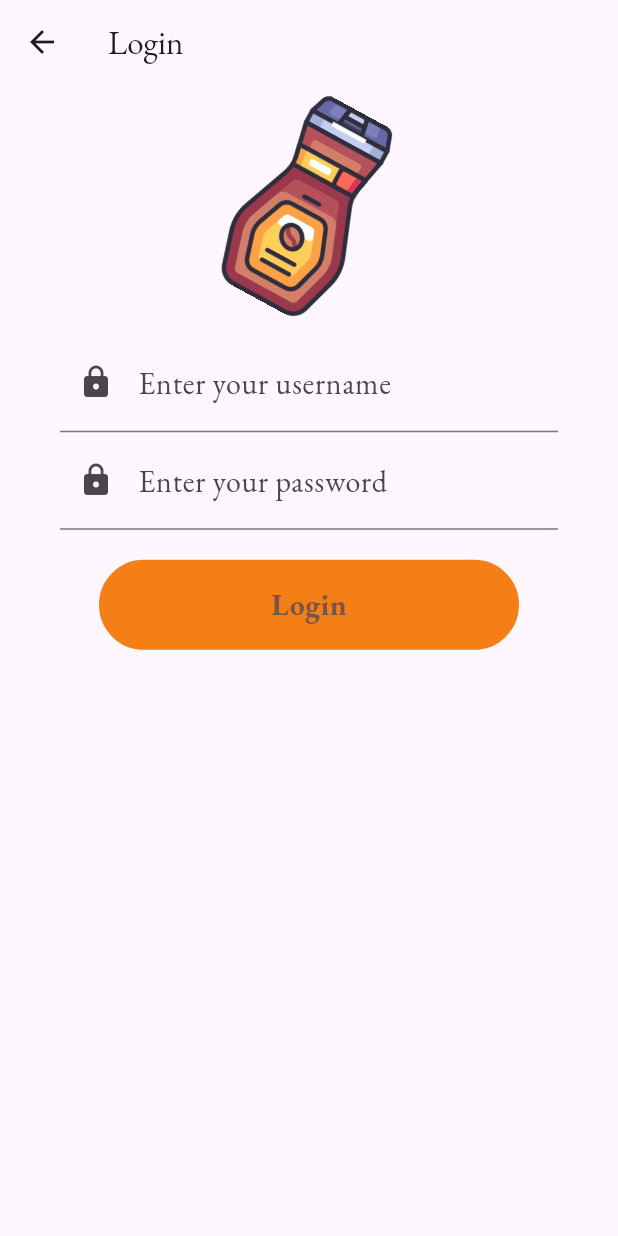
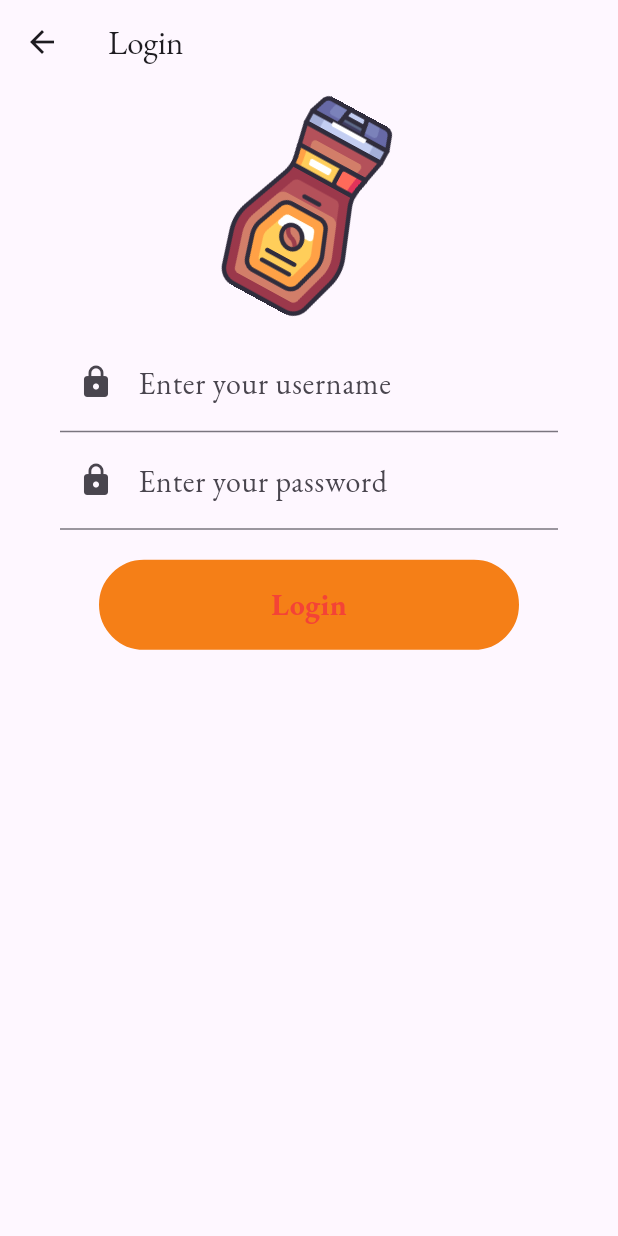
Before and after one commit to juliokrause/fluttercoffee, a Flutter app: the LoginPage screen opened directly, on a phone screen of 412 x 824 dp. Run offline on Flutter 3.47's test engine with Material 3 defaults, Android fonts, the phone set to English and light mode, and no system bars; our stand-ins replace firebase_auth, firebase_core, google_fonts; accounts and stored records are empty.

Commit message:
Minor bug fixes

```diff
--- a/lib/main.dart
+++ b/lib/main.dart
@@ -1,7 +1,7 @@
 import 'package:firebase_core/firebase_core.dart';
 import 'package:flutter/material.dart';
 import 'package:flutter_coffee/firebase_options.dart';
-import 'package:flutter_coffee/pages/home_page.dart';
+
 import 'package:flutter_coffee/widget_tree.dart';
 import 'package:google_fonts/google_fonts.dart';
 
--- a/lib/pages/login_page.dart
+++ b/lib/pages/login_page.dart
@@ -1,8 +1,6 @@
 import 'package:firebase_auth/firebase_auth.dart';
 import 'package:flutter/material.dart';
 import 'package:flutter_coffee/auth.dart';
-import 'package:flutter_coffee/pages/home_page.dart';
-import 'package:flutter_coffee/widget/custom_button.dart';
 import 'package:flutter_coffee/widget/custom_button2.dart';
 
 class LoginPage extends StatefulWidget {
--- a/lib/widget/custom_button2.dart
+++ b/lib/widget/custom_button2.dart
@@ -1,6 +1,6 @@
 import 'package:flutter/material.dart';
 
-class CustomButton2 extends StatelessWidget {
+class CustomButton2 extends StatefulWidget {
   const CustomButton2(
       {super.key,
       required this.buttonText,
@@ -14,10 +14,16 @@ class CustomButton2 extends StatelessWidget {
   final double width;
   final Color btncolor;
 
+  @override
+  State<CustomButton2> createState() => _CustomButton2State();
+}
 
+class _CustomButton2State extends State<CustomButton2> {
   @override
   Widget build(BuildContext context) {
+    Color textColor = Colors.red;
     return Material(
+      animationDuration: const Duration(seconds :2),
       borderRadius: BorderRadius.circular(30),
       type: MaterialType.transparency,
       elevation: 9,
@@ -28,22 +34,27 @@ class CustomButton2 extends StatelessWidget {
 
           //print("tapped");
 
+          setState(() {
+            textColor = Colors.brown.shade600;
+          });
+
         },
         child: Container(
-          width: width,
+          width: widget.width,
           padding: const EdgeInsets.all(13),
           decoration: BoxDecoration(
-            color: isOutlined ? Colors.brown : btncolor,
-            border: Border.all(color: btncolor, width: 2.5),
+            color: widget.isOutlined ? Colors.brown : widget.btncolor,
+            border: Border.all(color: widget.btncolor, width: 2.5),
             borderRadius: BorderRadius.circular(30),
           ),
           child: Center(
             child: Text(
-              buttonText,
-              style: TextStyle(
+              widget.buttonText,
+              style:  TextStyle(
+
                 fontWeight: FontWeight.bold,
                 fontSize: 20,
-                color: isOutlined ? btncolor : Colors.brown,
+                color: textColor,
               ),
             ),
           ),
```
